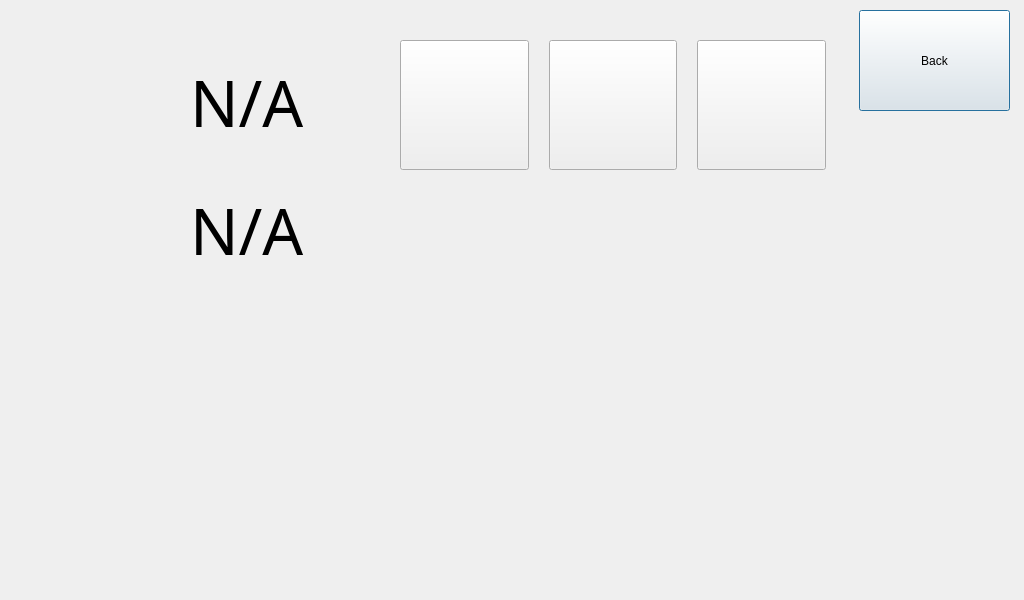
The window that ui/Bath_Room_win.ui (maajus/namas_main) describes before a commit, drawn with Qt 5.
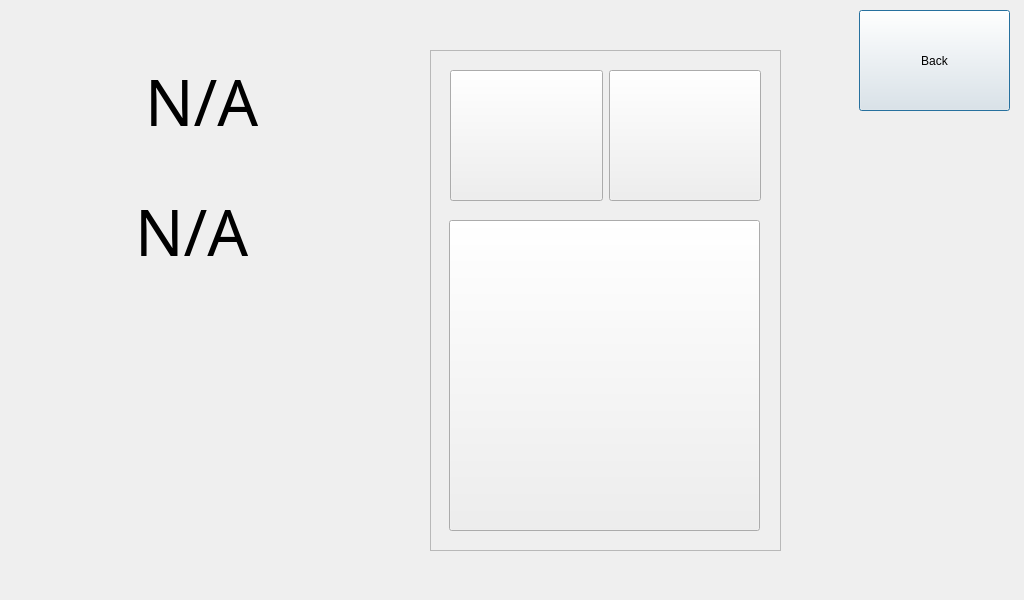
The same window after the commit. Icons and pictures are not drawn.

Diff of the .ui file:
```diff
--- a/ui/Bath_Room_win.ui
+++ b/ui/Bath_Room_win.ui
@@ -29,85 +29,32 @@
   <widget class="QWidget" name="layoutWidget">
    <property name="geometry">
     <rect>
-     <x>400</x>
-     <y>40</y>
-     <width>426</width>
-     <height>130</height>
+     <x>20</x>
+     <y>30</y>
+     <width>351</width>
+     <height>141</height>
     </rect>
    </property>
-   <layout class="QHBoxLayout" name="horizontalLayout">
-    <property name="spacing">
-     <number>20</number>
-    </property>
+   <layout class="QHBoxLayout" name="horizontalLayout_2">
     <item>
-     <widget class="QPushButton" name="lights0_button">
-      <property name="sizePolicy">
-       <sizepolicy hsizetype="Minimum" vsizetype="Minimum">
-        <horstretch>0</horstretch>
-        <verstretch>0</verstretch>
-       </sizepolicy>
-      </property>
-      <property name="text">
-       <string/>
-      </property>
-      <property name="iconSize">
+     <widget class="QLabel" name="temp_icon_label">
+      <property name="maximumSize">
        <size>
-        <width>64</width>
-        <height>64</height>
+        <width>119</width>
+        <height>109</height>
        </size>
       </property>
-     </widget>
-    </item>
-    <item>
-     <widget class="QPushButton" name="lights1_button">
-      <property name="sizePolicy">
-       <sizepolicy hsizetype="Minimum" vsizetype="Minimum">
-        <horstretch>0</horstretch>
-        <verstretch>0</verstretch>
-       </sizepolicy>
-      </property>
       <property name="text">
        <string/>
       </property>
-      <property name="iconSize">
-       <size>
-        <width>64</width>
-        <height>64</height>
-       </size>
+      <property name="pixmap">
+       <pixmap resource="../resources/res.qrc">:/icons/temp.png</pixmap>
       </property>
-     </widget>
-    </item>
-    <item>
-     <widget class="QPushButton" name="lights2_button">
-      <property name="sizePolicy">
-       <sizepolicy hsizetype="Minimum" vsizetype="Minimum">
-        <horstretch>0</horstretch>
-        <verstretch>0</verstretch>
-       </sizepolicy>
+      <property name="scaledContents">
+       <bool>true</bool>
       </property>
-      <property name="text">
-       <string/>
-      </property>
-      <property name="iconSize">
-       <size>
-        <width>64</width>
-        <height>64</height>
-       </size>
-      </property>
      </widget>
     </item>
-   </layout>
-  </widget>
-  <widget class="QWidget" name="layoutWidget">
-   <property name="geometry">
-    <rect>
-     <x>190</x>
-     <y>40</y>
-     <width>171</width>
-     <height>251</height>
-    </rect>
-   </property>
-   <layout class="QVBoxLayout" name="verticalLayout">
     <item>
      <widget class="QLabel" name="temp_label">
       <property name="font">
@@ -121,6 +68,40 @@
       </property>
      </widget>
     </item>
+   </layout>
+  </widget>
+  <widget class="QWidget" name="layoutWidget">
+   <property name="geometry">
+    <rect>
+     <x>20</x>
+     <y>170</y>
+     <width>351</width>
+     <height>121</height>
+    </rect>
+   </property>
+   <layout class="QHBoxLayout" name="horizontalLayout_3">
+    <item>
+     <widget class="QLabel" name="humi_icon_label">
+      <property name="maximumSize">
+       <size>
+        <width>109</width>
+        <height>119</height>
+       </size>
+      </property>
+      <property name="text">
+       <string/>
+      </property>
+      <property name="pixmap">
+       <pixmap resource="../resources/res.qrc">:/icons/humidity.png</pixmap>
+      </property>
+      <property name="scaledContents">
+       <bool>true</bool>
+      </property>
+      <property name="margin">
+       <number>7</number>
+      </property>
+     </widget>
+    </item>
     <item>
      <widget class="QLabel" name="humi_label">
       <property name="font">
@@ -136,6 +117,97 @@
     </item>
    </layout>
   </widget>
+  <widget class="QFrame" name="room_buttons_frame">
+   <property name="geometry">
+    <rect>
+     <x>430</x>
+     <y>50</y>
+     <width>351</width>
+     <height>501</height>
+    </rect>
+   </property>
+   <property name="frameShape">
+    <enum>QFrame::StyledPanel</enum>
+   </property>
+   <property name="frameShadow">
+    <enum>QFrame::Raised</enum>
+   </property>
+   <widget class="QPushButton" name="lights2_button">
+    <property name="geometry">
+     <rect>
+      <x>19</x>
+      <y>170</y>
+      <width>311</width>
+      <height>311</height>
+     </rect>
+    </property>
+    <property name="sizePolicy">
+     <sizepolicy hsizetype="Minimum" vsizetype="Minimum">
+      <horstretch>0</horstretch>
+      <verstretch>0</verstretch>
+     </sizepolicy>
+    </property>
+    <property name="text">
+     <string/>
+    </property>
+    <property name="iconSize">
+     <size>
+      <width>64</width>
+      <height>64</height>
+     </size>
+    </property>
+   </widget>
+   <widget class="QWidget" name="">
+    <property name="geometry">
+     <rect>
+      <x>20</x>
+      <y>20</y>
+      <width>311</width>
+      <height>131</height>
+     </rect>
+    </property>
+    <layout class="QHBoxLayout" name="horizontalLayout">
+     <item>
+      <widget class="QPushButton" name="lights0_button">
+       <property name="sizePolicy">
+        <sizepolicy hsizetype="Minimum" vsizetype="Minimum">
+         <horstretch>0</horstretch>
+         <verstretch>0</verstretch>
+        </sizepolicy>
+       </property>
+       <property name="text">
+        <string/>
+       </property>
+       <property name="iconSize">
+        <size>
+         <width>64</width>
+         <height>64</height>
+        </size>
+       </property>
+      </widget>
+     </item>
+     <item>
+      <widget class="QPushButton" name="lights1_button">
+       <property name="sizePolicy">
+        <sizepolicy hsizetype="Minimum" vsizetype="Minimum">
+         <horstretch>0</horstretch>
+         <verstretch>0</verstretch>
+        </sizepolicy>
+       </property>
+       <property name="text">
+        <string/>
+       </property>
+       <property name="iconSize">
+        <size>
+         <width>64</width>
+         <height>64</height>
+        </size>
+       </property>
+      </widget>
+     </item>
+    </layout>
+   </widget>
+  </widget>
  </widget>
  <resources>
   <include location="../resources/res.qrc"/>
```
